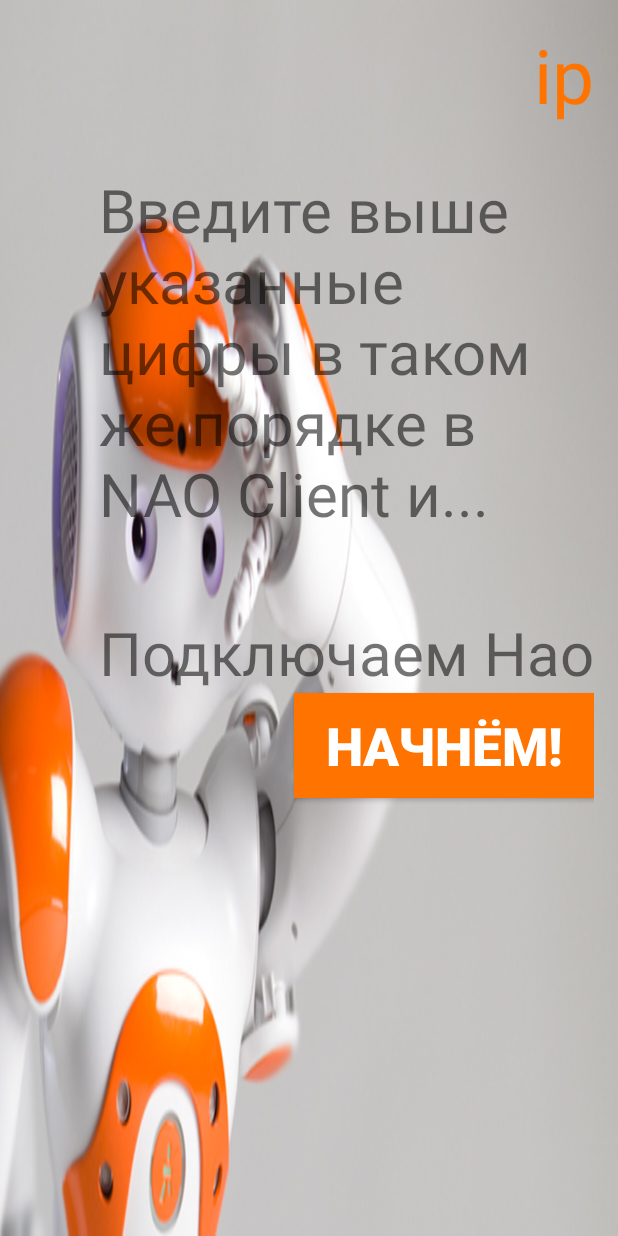
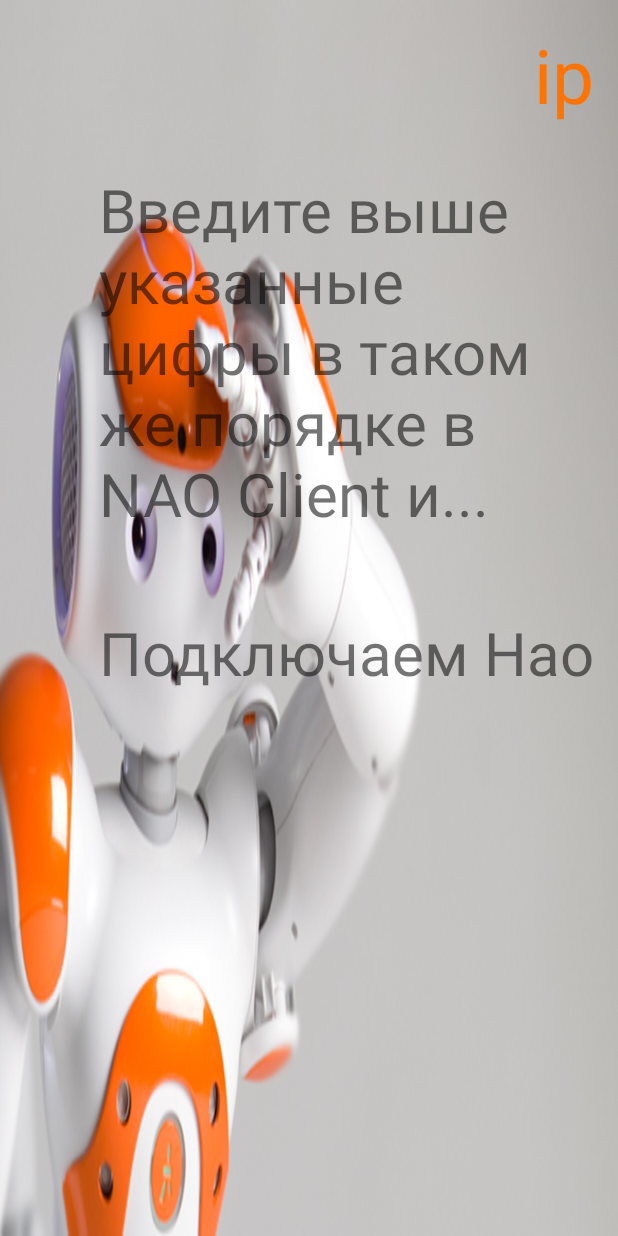
Before and after one commit to yerassyl/Codemenao, an Android app: the layout activity_connecting_nao.xml on its own in the app's theme, with its tools: preview values and no code run, on a phone screen of 412 x 824 dp. Run offline under Robolectric (Android 15) with nearby library versions, the phone set to English and light mode, and no system bars; network calls fail.

Commit message:
latest stable

```diff
--- a/app/src/main/java/nu/hci/codemenao/ConnectingNaoActivity.java
+++ b/app/src/main/java/nu/hci/codemenao/ConnectingNaoActivity.java
@@ -61,7 +61,7 @@ public class ConnectingNaoActivity extends Activity implements View.OnClickListe
     // should be improved later
     public static Level level1 = new Level(4,1,4,2,"r"); // level 1
     public static Level level2 = new Level(4,2,4,5,"r"); // level 2
-    public static Level level3 = new Level(4,5,4,5,"r"); // level 3
+    public static Level level3 = new Level(4,5,3,5,"r"); // level 3
     public static Level level4 = new Level(4,5,2,4,"t"); // level 4
     public static Level level5 = new Level(2,4,0,1,"t"); // level 5
     public static Level level6 = new Level(0,1,2,0,"t"); // level 6
@@ -125,7 +125,6 @@ public class ConnectingNaoActivity extends Activity implements View.OnClickListe
                                         out.println("CE");
                                         Intent intent = new Intent(ConnectingNaoActivity.this,MainActivity.class);
                                         startActivity(intent);
-
                                     }
                                     if (msg!=null && msg.equals("LVL")){
                                         handler.post(new Runnable() {
@@ -136,6 +135,7 @@ public class ConnectingNaoActivity extends Activity implements View.OnClickListe
                                                 }
                                             }
                                         });
+
                                         String temp = q.take();
                                         out.println(temp);
                                     }
--- a/app/src/main/java/nu/hci/codemenao/WebAppInterface.java
+++ b/app/src/main/java/nu/hci/codemenao/WebAppInterface.java
@@ -109,8 +109,6 @@ public class WebAppInterface {
             }catch(InterruptedException e){
 
             }
-
-
         }else {
             // wrong code
             Log.d("yerchik","wrong code");
--- a/app/src/main/res/layout/activity_connecting_nao.xml
+++ b/app/src/main/res/layout/activity_connecting_nao.xml
@@ -68,7 +68,7 @@
         android:text="@string/start_game"
         android:textSize="35sp"
         android:layout_gravity="right"
-        android:visibility="visible"
+        android:visibility="invisible"
         android:layout_below="@+id/waitTxt"
         android:layout_alignRight="@+id/waitTxt"
         android:layout_alignEnd="@+id/waitTxt" />
```
